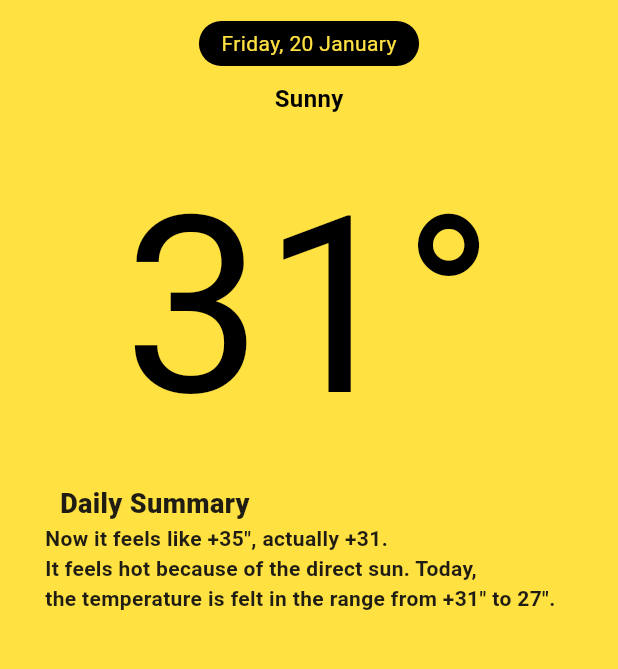
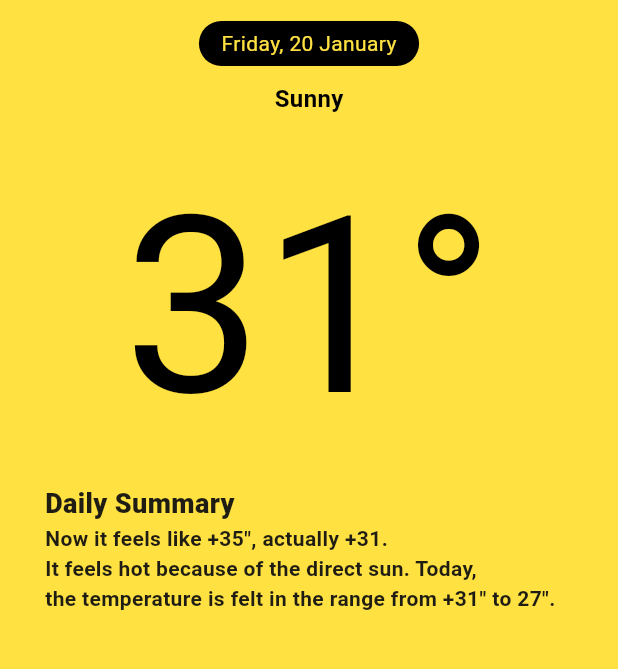
Before and after one commit to tortamque/Weathque, a Flutter app: the screen it shows after launch, on a phone screen of 412 x 824 dp, the part 63-732 px from its top. Run offline on Flutter 3.47's test engine with Material 2 defaults, Android fonts, the phone set to English and light mode, and no system bars.

Commit message:
Make padding as separate parameter

```diff
--- a/lib/features/app/presentation/widgets/Texts/daily_summary.dart
+++ b/lib/features/app/presentation/widgets/Texts/daily_summary.dart
@@ -1,13 +1,15 @@
 import 'package:flutter/material.dart';
 
 class DailySummary extends StatelessWidget {
-  const DailySummary({super.key});
+  final double padding;
+
+  const DailySummary({required this.padding, super.key});
 
   @override
   Widget build(BuildContext context) {
-    return const Padding(
-      padding: EdgeInsets.only(left: 40),
-      child: Text(
+    return Padding(
+      padding: EdgeInsets.only(left: padding),
+      child: const Text(
         "Daily Summary",
         style: TextStyle(
           fontWeight: FontWeight.w800,
--- a/lib/features/app/presentation/widgets/Texts/summary_text.dart
+++ b/lib/features/app/presentation/widgets/Texts/summary_text.dart
@@ -2,16 +2,18 @@ import 'package:flutter/material.dart';
 
 class SummaryText extends StatelessWidget {
   final String text;
+  final double padding;
 
   const SummaryText({
     required this.text,
+    required this.padding,
     super.key
   });
 
   @override
   Widget build(BuildContext context) {
     return Padding(
-      padding: const EdgeInsets.only(left: 30),
+      padding: EdgeInsets.only(left: padding),
       child: Text(
         text,
         style: const TextStyle(
--- a/lib/main.dart
+++ b/lib/main.dart
@@ -48,8 +48,8 @@ class _MyHomePageState extends State<MyHomePage> {
           const Date(date: "Friday, 20 January"),
           const Condition(condition: "Sunny"),
           const Temperature(temperature: "31"),
-          const DailySummary(),
-          const SummaryText(text: "Now it feels like +35\", actually +31.\nIt feels hot because of the direct sun. Today,\nthe temperature is felt in the range from +31\" to 27\".")
+          const DailySummary(padding: 30),
+          const SummaryText(padding: 30, text: "Now it feels like +35\", actually +31.\nIt feels hot because of the direct sun. Today,\nthe temperature is felt in the range from +31\" to 27\".")
         ],
       )
     );
```
